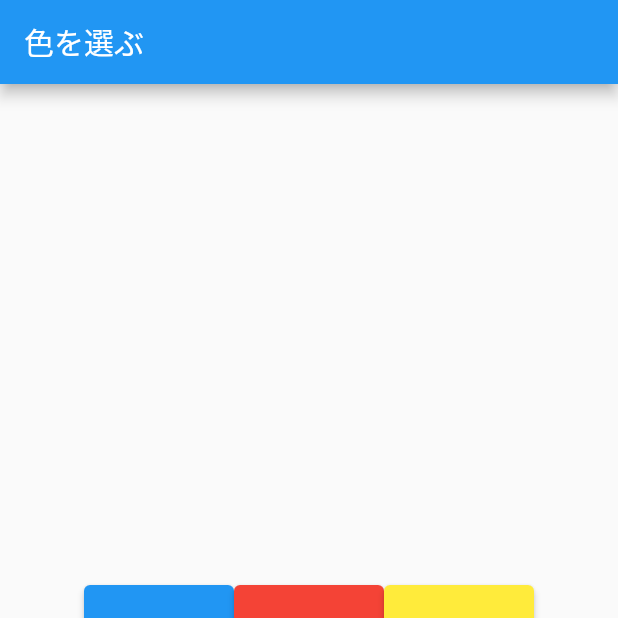
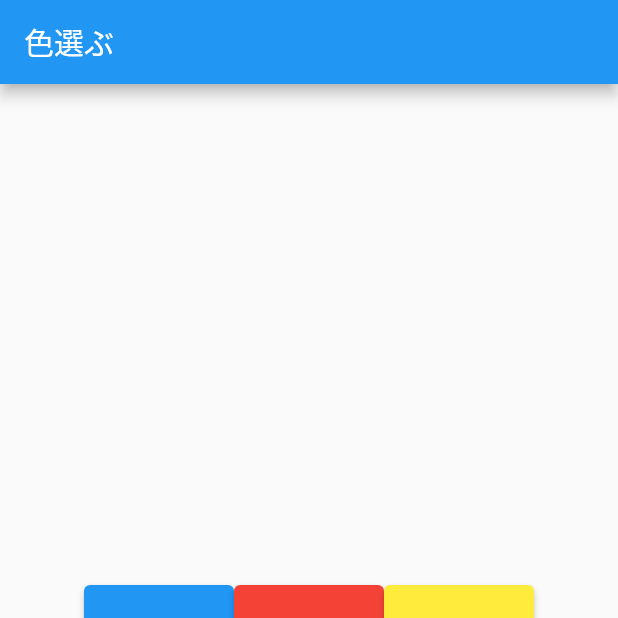
Before and after one commit to Hanatanisan/Choice_Color, a Flutter app: the screen it shows after launch, on a phone screen of 412 x 824 dp, the top half of it. Run offline on Flutter 3.47's test engine with Material 2 defaults, Android fonts, the phone set to English and light mode, and no system bars.

Commit message:
フォーマッターの反映

```diff
--- a/lib/main.dart
+++ b/lib/main.dart
@@ -16,7 +16,6 @@ class MyApp extends StatelessWidget {
     return MaterialApp(
       title: 'Flutter Demo',
       theme: ThemeData(
-
         primarySwatch: Colors.blue,
       ),
       home: const MyHomePage(title: 'Flutter Demo Home Page'),
@@ -34,19 +33,16 @@ class MyHomePage extends StatefulWidget {
 }
 
 class _MyHomePageState extends State<MyHomePage> {
-
-
   @override
   Widget build(BuildContext context) {
     return Scaffold(
       appBar: AppBar(
-        title: Text('色を選ぶ'),
+        title: Text('色選ぶ'),
       ),
       body: Center(
         child: Row(
           mainAxisAlignment: MainAxisAlignment.center,
-         children:[
-
+          children: [
             ElevatedButton(
               child: Text(
                 '青',
@@ -67,7 +63,6 @@ class _MyHomePageState extends State<MyHomePage> {
                 );
               },
             ),
-
             ElevatedButton(
               child: Text(
                 '赤',
@@ -88,16 +83,13 @@ class _MyHomePageState extends State<MyHomePage> {
                 );
               },
             ),
-
             ElevatedButton(
-             child: Text(
-                 '黄',
+              child: Text('黄',
                   style: TextStyle(
                     fontSize: 30,
                     color: Colors.black,
                     fontWeight: FontWeight.bold,
-             )
-             ),
+                  )),
               style: ElevatedButton.styleFrom(
                 backgroundColor: Colors.yellow,
                 fixedSize: Size(100, 100),
@@ -110,7 +102,6 @@ class _MyHomePageState extends State<MyHomePage> {
               },
             ),
           ],
-
         ),
       ),
     );
--- a/lib/yellow_page.dart
+++ b/lib/yellow_page.dart
@@ -1,8 +1,6 @@
 import 'package:flutter/material.dart';
 
 class YellowPage extends StatelessWidget {
-
-
   @override
   Widget build(BuildContext context) {
     return Scaffold(
```
Lines whose indentation alone changed are shown as unchanged.
